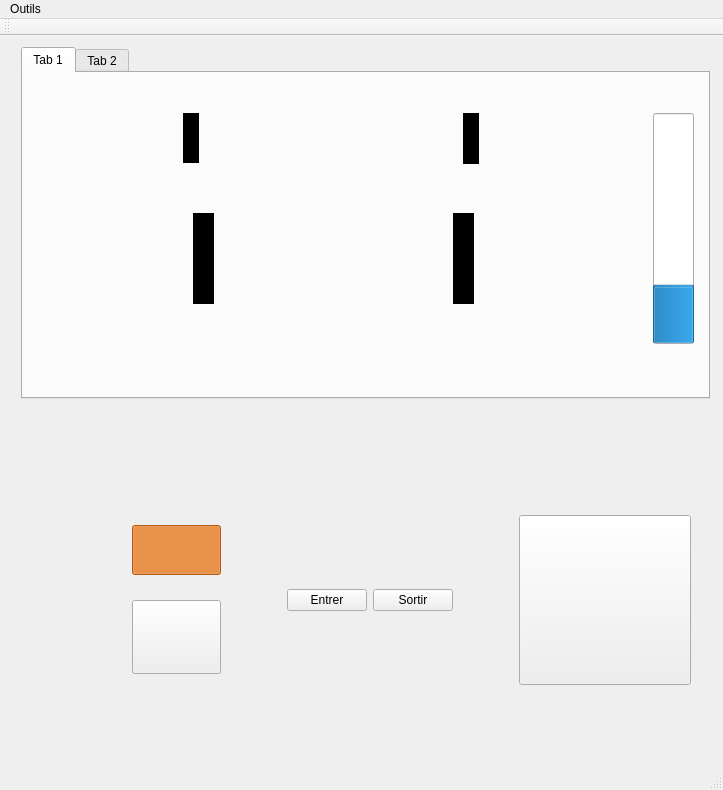
VConstans/IHMEcluse, file mainwindow.ui: the form before one commit.
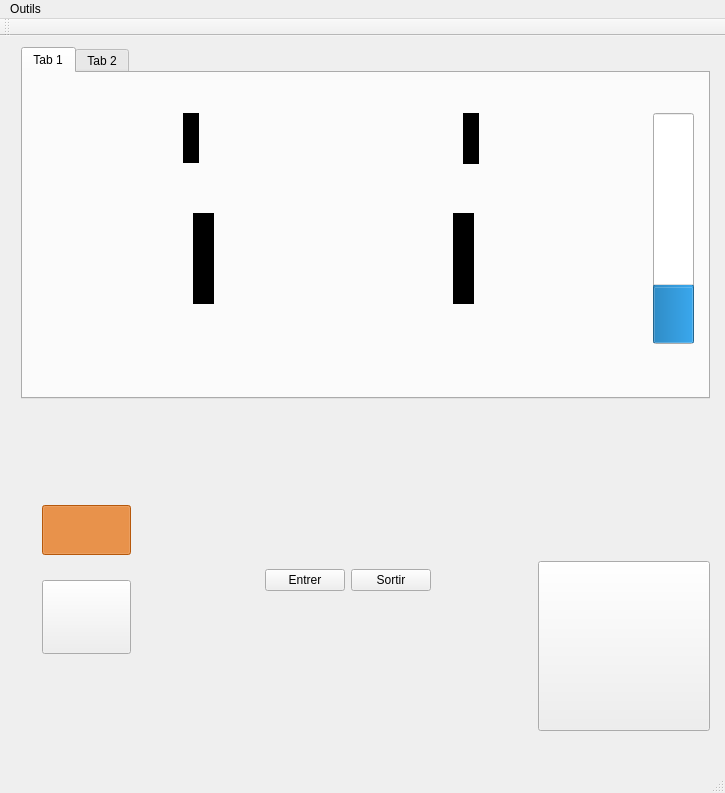
The form after the commit. The open tabs and pages were chosen to show the change. Icons and pictures are not drawn.

Commit message: Move emergency button and signal outside stackedWidget

```diff
--- a/mainwindow.ui
+++ b/mainwindow.ui
@@ -6,8 +6,8 @@
    <rect>
     <x>0</x>
     <y>0</y>
-    <width>723</width>
-    <height>790</height>
+    <width>725</width>
+    <height>793</height>
    </rect>
   </property>
   <property name="windowTitle">
@@ -308,6 +308,8 @@
         <zorder>signalAvalantRouge</zorder>
         <zorder>signalAvalantVert</zorder>
         <zorder>signalMontantVert</zorder>
+        <zorder></zorder>
+        <zorder>layoutWidget</zorder>
        </widget>
        <widget class="QWidget" name="tab_4">
         <attribute name="title">
@@ -342,6 +344,8 @@
       </widget>
      </item>
      <item>
+      <layout class="QHBoxLayout" name="horizontalLayout_15">
+       <item>
       <widget class="QStackedWidget" name="stackedWidget">
        <property name="layoutDirection">
         <enum>Qt::LeftToRight</enum>
@@ -353,9 +357,9 @@
         <widget class="QWidget" name="horizontalLayoutWidget">
          <property name="geometry">
           <rect>
-           <x>100</x>
-           <y>90</y>
-           <width>581</width>
+             <x>10</x>
+             <y>70</y>
+             <width>411</width>
            <height>211</height>
           </rect>
          </property>
@@ -478,49 +482,6 @@
             </item>
            </layout>
           </item>
-          <item>
-           <spacer name="horizontalSpacer">
-            <property name="orientation">
-             <enum>Qt::Horizontal</enum>
-            </property>
-            <property name="sizeHint" stdset="0">
-             <size>
-              <width>40</width>
-              <height>20</height>
-             </size>
-            </property>
-           </spacer>
-          </item>
-          <item>
-           <layout class="QGridLayout" name="gridLayout_5">
-            <item row="0" column="0">
-             <widget class="QPushButton" name="buttonStopAuto">
-              <property name="minimumSize">
-               <size>
-                <width>172</width>
-                <height>170</height>
-               </size>
-              </property>
-              <property name="styleSheet">
-               <string notr="true"/>
-              </property>
-              <property name="text">
-               <string/>
-              </property>
-              <property name="icon">
-               <iconset resource="images.qrc">
-                <normaloff>:/images/urgence_relache.png</normaloff>:/images/urgence_relache.png</iconset>
-              </property>
-              <property name="iconSize">
-               <size>
-                <width>100</width>
-                <height>100</height>
-               </size>
-              </property>
-             </widget>
-            </item>
-           </layout>
-          </item>
          </layout>
         </widget>
        </widget>
@@ -528,8 +489,8 @@
         <widget class="QWidget" name="verticalLayoutWidget">
          <property name="geometry">
           <rect>
-           <x>140</x>
-           <y>90</y>
+             <x>70</x>
+             <y>100</y>
            <width>391</width>
            <height>131</height>
           </rect>
@@ -578,8 +539,17 @@
            <height>336</height>
           </rect>
          </property>
-         <layout class="QHBoxLayout" name="horizontalLayout_5">
-          <item>
+           <layout class="QHBoxLayout" name="horizontalLayout_5"/>
+          </widget>
+          <widget class="QWidget" name="">
+           <property name="geometry">
+            <rect>
+             <x>30</x>
+             <y>10</y>
+             <width>461</width>
+             <height>334</height>
+            </rect>
+           </property>
            <layout class="QGridLayout" name="gridLayout_4">
             <item row="1" column="3">
              <layout class="QVBoxLayout" name="signauxMontant">
@@ -809,6 +779,13 @@
              </layout>
             </item>
            </layout>
+          </widget>
+          <zorder>layoutWidget</zorder>
+          <zorder></zorder>
+          <zorder>buttonStopMan</zorder>
+          <zorder></zorder>
+         </widget>
+        </widget>
           </item>
           <item>
            <layout class="QVBoxLayout" name="groupeButtonUrgence">
@@ -871,19 +848,20 @@
            </layout>
           </item>
          </layout>
-        </widget>
-       </widget>
-      </widget>
      </item>
     </layout>
    </widget>
+   <zorder>layoutWidget</zorder>
+   <zorder>stackedWidget</zorder>
+   <zorder></zorder>
+   <zorder></zorder>
   </widget>
   <widget class="QMenuBar" name="menuBar">
    <property name="geometry">
     <rect>
      <x>0</x>
      <y>0</y>
-     <width>723</width>
+     <width>725</width>
      <height>25</height>
     </rect>
    </property>
```
Lines whose indentation alone changed are shown as unchanged.
